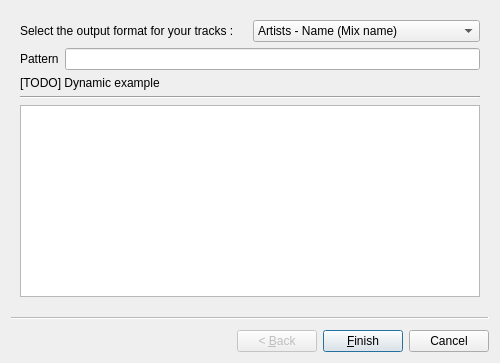
alorence/tym, file src/wizards/renamewizard.ui: the form before one commit.
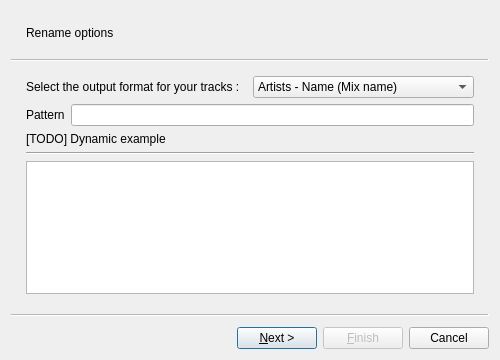
The form after the commit.

Commit message: (RenameWizard) Update look & feel

Patch:
```diff
--- a/src/wizards/renamewizard.ui
+++ b/src/wizards/renamewizard.ui
@@ -2,10 +2,27 @@
 <ui version="4.0">
  <class>RenameWizard</class>
  <widget class="QWizard" name="RenameWizard">
+  <property name="geometry">
+   <rect>
+    <x>0</x>
+    <y>0</y>
+    <width>500</width>
+    <height>360</height>
+   </rect>
+  </property>
   <property name="windowTitle">
-   <string>Wizard</string>
+   <string>Rename</string>
+  </property>
+  <property name="options">
+   <set>QWizard::HaveFinishButtonOnEarlyPages|QWizard::NoBackButtonOnLastPage|QWizard::NoBackButtonOnStartPage</set>
   </property>
   <widget class="QWizardPage" name="wizardPage1">
+   <property name="subTitle">
+    <string>Rename options</string>
+   </property>
+   <attribute name="pageId">
+    <string notr="true">0</string>
+   </attribute>
    <layout class="QGridLayout" name="gridLayout">
     <item row="0" column="0">
      <layout class="QHBoxLayout" name="horizontalLayout_2">
@@ -64,7 +81,32 @@
      </widget>
     </item>
     <item row="4" column="0">
-     <widget class="QTableWidget" name="previewTable"/>
+     <widget class="QTableWidget" name="previewTable">
+      <property name="selectionMode">
+       <enum>QAbstractItemView::NoSelection</enum>
+      </property>
+      <attribute name="horizontalHeaderCascadingSectionResizes">
+       <bool>true</bool>
+      </attribute>
+      <attribute name="horizontalHeaderDefaultSectionSize">
+       <number>300</number>
+      </attribute>
+      <attribute name="horizontalHeaderHighlightSections">
+       <bool>false</bool>
+      </attribute>
+      <attribute name="horizontalHeaderStretchLastSection">
+       <bool>true</bool>
+      </attribute>
+      <attribute name="verticalHeaderVisible">
+       <bool>false</bool>
+      </attribute>
+      <attribute name="verticalHeaderDefaultSectionSize">
+       <number>18</number>
+      </attribute>
+      <attribute name="verticalHeaderMinimumSectionSize">
+       <number>18</number>
+      </attribute>
+     </widget>
     </item>
     <item row="3" column="0">
      <widget class="Line" name="line_2">
@@ -75,6 +117,14 @@
     </item>
    </layout>
   </widget>
+  <widget class="QWizardPage" name="renamePage">
+   <property name="subTitle">
+    <string>Rename</string>
+   </property>
+   <attribute name="pageId">
+    <string notr="true">1</string>
+   </attribute>
+  </widget>
  </widget>
  <resources/>
  <connections/>
```
